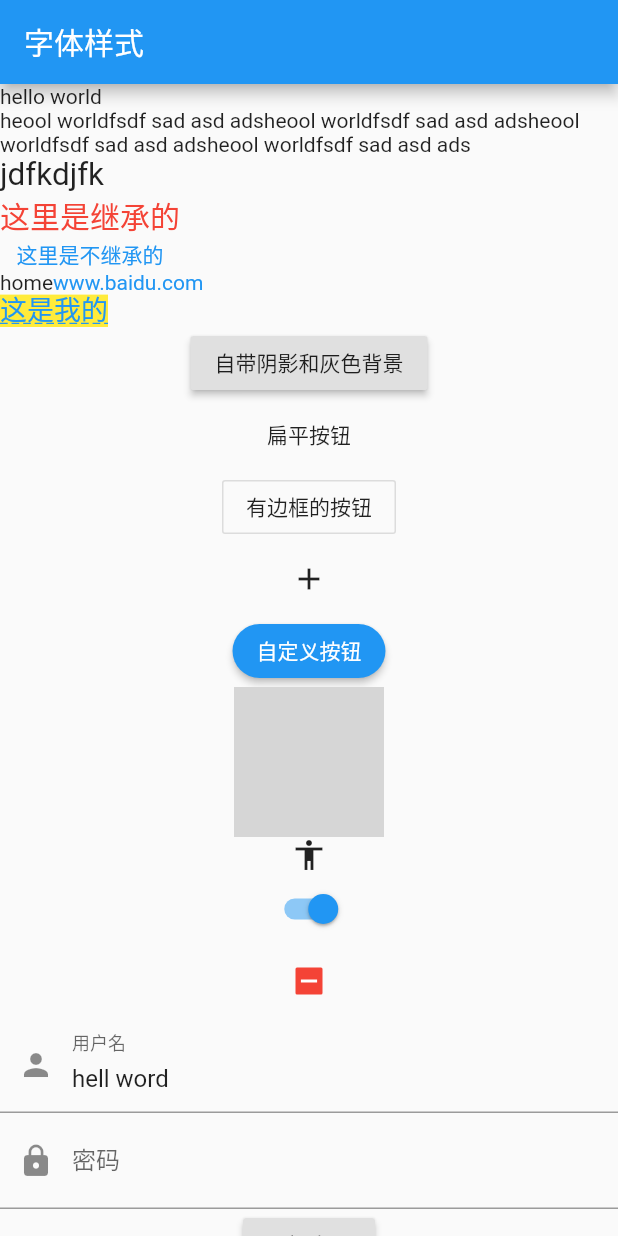
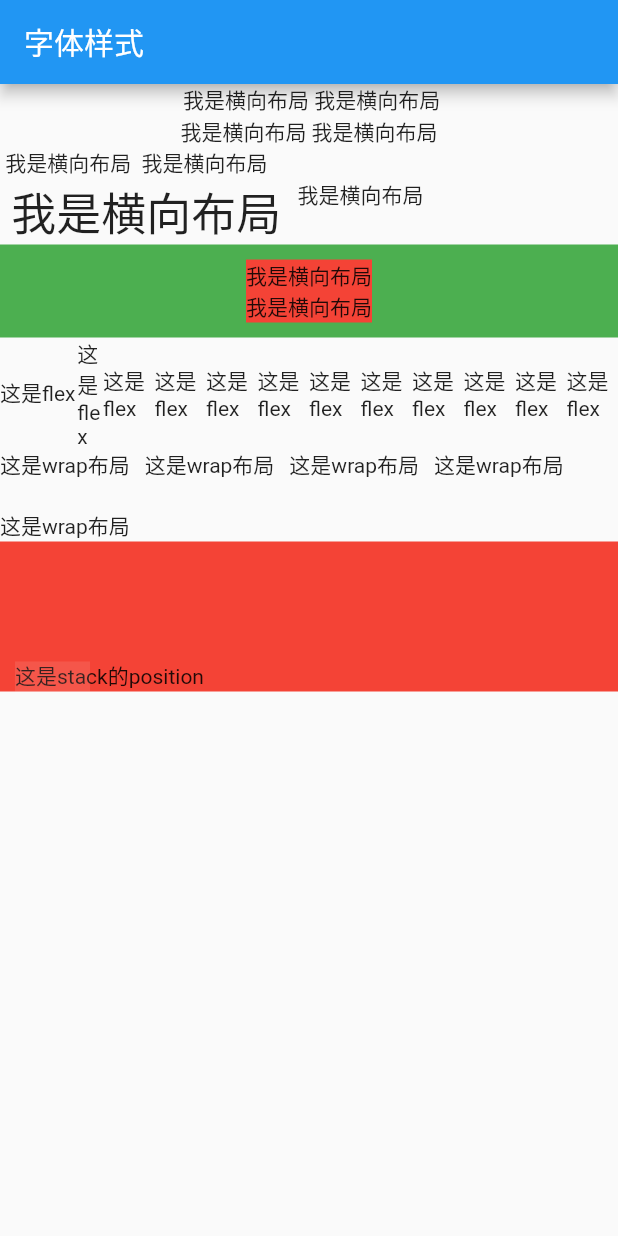
Before and after one commit to lyx04/flutter_book_dom, a Flutter app: the screen it shows after launch, on a phone screen of 412 x 824 dp. Run offline on Flutter 3.47's test engine with Material 2 defaults, Android fonts, the phone set to English and light mode, and no system bars; grey boxes are pictures that could not be loaded.

Commit message:
布局类

```diff
--- /dev/null
+++ b/lib/layout.dart
@@ -0,0 +1,186 @@
+import "package:flutter/material.dart";
+
+class LayoutBox extends StatefulWidget {
+  @override
+  _LayoutBoxState createState() => _LayoutBoxState();
+}
+
+class _LayoutBoxState extends State<LayoutBox> {
+  @override
+  Widget build(BuildContext context) {
+    return ListView(
+      children: <Widget>[
+        Rowbox(),
+        CoulmnsBox(),
+        FlexBox(),
+        WrapBox(),
+        StackBox()
+      ],
+    );
+  }
+}
+
+class Rowbox extends StatefulWidget {
+  @override
+  _RowboxState createState() => _RowboxState();
+}
+
+class _RowboxState extends State<Rowbox> {
+  @override
+  Widget build(BuildContext context) {
+    return Column(
+      children: <Widget>[
+        Row(
+          mainAxisAlignment: MainAxisAlignment.center,
+          children: <Widget>[
+            Text(" 我是横向布局"),
+            Text(" 我是横向布局"),
+          ],
+        ),
+        Row(
+          mainAxisSize: MainAxisSize.min,
+          mainAxisAlignment: MainAxisAlignment.center,
+          children: <Widget>[
+            Text("我是横向布局"),
+            Text(" 我是横向布局"),
+          ],
+        ),
+        Row(
+          mainAxisAlignment: MainAxisAlignment.end,
+          textDirection: TextDirection.rtl,
+          children: <Widget>[
+            Text(" 我是横向布局 "),
+            Text(" 我是横向布局 "),
+          ],
+        ),
+        Row(
+          crossAxisAlignment: CrossAxisAlignment.start,
+          verticalDirection: VerticalDirection.down,
+          children: <Widget>[
+            Text(
+              " 我是横向布局 ",
+              style: TextStyle(fontSize: 30.0),
+            ),
+            Text(" 我是横向布局 "),
+          ],
+        ),
+      ],
+    );
+  }
+}
+
+class CoulmnsBox extends StatefulWidget {
+  @override
+  _CoulmnsBoxState createState() => _CoulmnsBoxState();
+}
+
+class _CoulmnsBoxState extends State<CoulmnsBox> {
+  @override
+  Widget build(BuildContext context) {
+    return Container(
+        color: Colors.green,
+        child: Padding(
+            padding: const EdgeInsets.all(10.0),
+            child: Column(
+              mainAxisAlignment: MainAxisAlignment.start,
+              mainAxisSize: MainAxisSize.max,
+              children: <Widget>[
+                Container(
+                    color: Colors.red,
+                    child: Column(
+                      children: <Widget>[Text("我是横向布局")],
+                    )),
+                Container(
+                    color: Colors.red,
+                    child: Column(
+                      children: <Widget>[Text("我是横向布局")],
+                    ))
+              ],
+            )));
+  }
+}
+
+class FlexBox extends StatefulWidget {
+  @override
+  _FlexBoxState createState() => _FlexBoxState();
+}
+
+class _FlexBoxState extends State<FlexBox> {
+  @override
+  Widget build(BuildContext context) {
+    return Flex(
+      direction:
+          Axis.horizontal, //Axis.vertical纵向的需要一个确定的高度 例如使用container的height:80.0
+      children: <Widget>[
+        Expanded(flex: 3, child: Text("这是flex")),
+        Expanded(child: Text("这是flex")),
+        Expanded(flex: 2, child: Text("这是flex")),
+        Expanded(flex: 2, child: Text("这是flex")),
+        Expanded(flex: 2, child: Text("这是flex")),
+        Expanded(flex: 2, child: Text("这是flex")),
+        Expanded(flex: 2, child: Text("这是flex")),
+        Expanded(flex: 2, child: Text("这是flex")),
+        Expanded(flex: 2, child: Text("这是flex")),
+        Expanded(flex: 2, child: Text("这是flex")),
+        Expanded(flex: 2, child: Text("这是flex")),
+        Expanded(flex: 2, child: Text("这是flex"))
+      ],
+    );
+  }
+}
+
+class WrapBox extends StatefulWidget {
+  @override
+  _WrapBoxState createState() => _WrapBoxState();
+}
+
+class _WrapBoxState extends State<WrapBox> {
+  @override
+  Widget build(BuildContext context) {
+    return Wrap(
+      direction: Axis.horizontal,
+      alignment: WrapAlignment.start,
+      spacing: 10, //主轴方向的间距
+      runSpacing: 20, //纵轴方向的间距
+      runAlignment: WrapAlignment.spaceBetween,
+      children: <Widget>[
+        Text("这是wrap布局"),
+        Text("这是wrap布局"),
+        Text("这是wrap布局"),
+        Text("这是wrap布局"),
+        Text("这是wrap布局"),
+      ],
+    );
+  }
+}
+
+class StackBox extends StatefulWidget {
+  @override
+  _StackBoxState createState() => _StackBoxState();
+}
+
+class _StackBoxState extends State<StackBox> {
+  @override
+  Widget build(BuildContext context) {
+    return Container(
+      width: 100.0,
+      height: 100.0,
+      color: Colors.red,
+      child: Stack(
+        alignment: AlignmentDirectional.bottomStart,
+        children: <Widget>[
+          Positioned(
+            left: 10.0,
+            child: Text("这是stack的position"),
+          ),
+          Positioned(
+              left: 10.0,
+              child: Opacity(
+                  opacity: 0.1,
+                  child: Container(
+                      width: 50.0, height: 20.0, color: Colors.white)))
+        ],
+      ),
+    );
+  }
+}
--- a/lib/main.dart
+++ b/lib/main.dart
@@ -1,4 +1,5 @@
 import "package:flutter/material.dart";
+import "./layout.dart";
 
 void main() => runApp(MyApp());
 
@@ -10,7 +11,7 @@ class MyApp extends StatelessWidget {
             appBar: AppBar(
               title: Text("字体样式"),
             ),
-            body: BaseBox()));
+            body: LayoutBox()));
   }
 }
 
```
Also changed, not shown: 2 other files.
